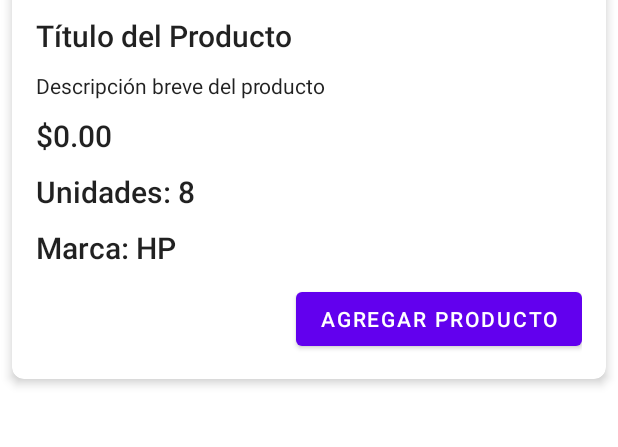
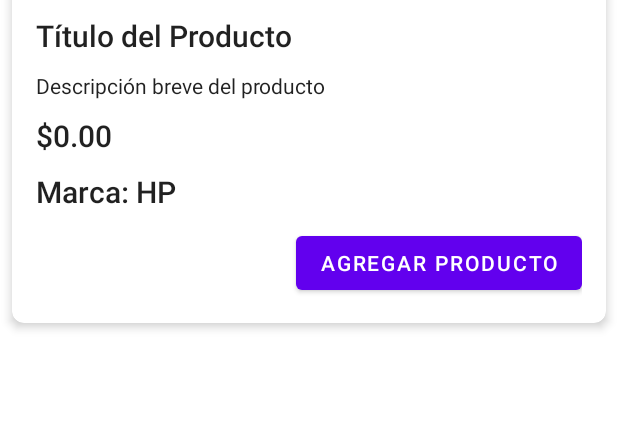
Before and after one commit to andrestejada/tiendaVirtualUcompensar, an Android app: the layout activity_card_product.xml on its own in the app's theme, with its tools: preview values and no code run, on a phone screen of 412 x 824 dp, the part 336-783 px from its top. Run offline under Robolectric (Android 15) with nearby library versions, the phone set to English and light mode, and no system bars.

Commit message:
eliminar unidades disponibles

```diff
--- a/app/src/main/java/com/example/tiendavirtualandroid/LoginActivity.kt
+++ b/app/src/main/java/com/example/tiendavirtualandroid/LoginActivity.kt
@@ -74,7 +74,6 @@ class LoginActivity : AppCompatActivity() {
                         "Authentication failed.",
                         Toast.LENGTH_SHORT,
                     ).show()
-                    //updateUI(null)
                 }
             }
 
--- a/app/src/main/java/com/example/tiendavirtualandroid/adapter/ProductoViewHolder.kt
+++ b/app/src/main/java/com/example/tiendavirtualandroid/adapter/ProductoViewHolder.kt
@@ -25,7 +25,6 @@ class ProductoViewHolder(view: View) : RecyclerView.ViewHolder(view) {
     val description = view.findViewById<TextView>(R.id.product_description)
     val image = view.findViewById<ImageView>(R.id.product_image)
     val precio = view.findViewById<TextView>(R.id.product_price)
-    val unidades = view.findViewById<TextView>(R.id.product_unit)
     val marca = view.findViewById<TextView>(R.id.product_brand)
     val btnAddCart = view.findViewById<Button>(R.id.add_product_button)
     private lateinit var database: DatabaseReference
@@ -38,7 +37,6 @@ class ProductoViewHolder(view: View) : RecyclerView.ViewHolder(view) {
         val format = NumberFormat.getCurrencyInstance()
         format.setMaximumFractionDigits(0);
         precio.text = "Precio: ${format.format(producto.precio)}"
-        unidades.text = "Unidades Disponibles: ${producto.unidades.toString()}"
         marca.text = "Marca: ${producto.marca}"
 
         btnAddCart.setOnClickListener {
--- a/app/src/main/java/com/example/tiendavirtualandroid/adapter/ShoppingCartViewHolder.kt
+++ b/app/src/main/java/com/example/tiendavirtualandroid/adapter/ShoppingCartViewHolder.kt
@@ -18,14 +18,12 @@ class ShoppingCartViewHolder(view: View) :
     private lateinit var database: DatabaseReference
 
     val name = view.findViewById<TextView>(R.id.shopping_title)
-    val unidades = view.findViewById<TextView>(R.id.shopping__quantity)
     val image = view.findViewById<ImageView>(R.id.shopping_image)
     val btnDelte = view.findViewById<Button>(R.id.btnDeleteItem)
     fun render(producto: Producto, user: FirebaseUser, onClickDelete: (Int) -> Unit) {
 
         name.text = producto.titulo;
         Glide.with(image.context).load(producto.imagenUrl).into(image)
-        unidades.text = "Unidades: ${producto.unidades.toString()}"
         btnDelte.setOnClickListener {
             database = Firebase.database.reference
             database.child("shoppingCart").child(user.uid).child(producto.id!!).removeValue()
--- a/app/src/main/res/layout/activity_card_product.xml
+++ b/app/src/main/res/layout/activity_card_product.xml
@@ -22,8 +22,8 @@
             android:id="@+id/product_title"
             android:layout_width="match_parent"
             android:layout_height="wrap_content"
+            android:layout_marginTop="10dp"
             android:text="Título del Producto"
-            android:layout_marginTop="10dp"
             android:textAppearance="@style/TextAppearance.AppCompat.Title" />
 
         <TextView
@@ -43,13 +43,6 @@
             android:text="$0.00"
             android:textAppearance="@style/TextAppearance.AppCompat.Title" />
 
-        <TextView
-            android:id="@+id/product_unit"
-            android:layout_width="match_parent"
-            android:layout_height="wrap_content"
-            android:layout_marginTop="10dp"
-            android:text="Unidades: 8"
-            android:textAppearance="@style/TextAppearance.AppCompat.Title" />
 
         <TextView
             android:id="@+id/product_brand"
--- a/app/src/main/res/layout/activity_login.xml
+++ b/app/src/main/res/layout/activity_login.xml
@@ -28,7 +28,6 @@
         android:layout_height="wrap_content"
         android:hint="Email de usuario"
         android:inputType="textEmailAddress"
-        android:text="andres.tejada@gmail.com"
         android:maxLines="1" />
 
     <EditText
@@ -38,7 +37,6 @@
         android:layout_marginTop="10dp"
         android:hint="Contraseña"
         android:inputType="textPassword"
-        android:text="password"
         android:maxLines="1" />
 
     <Button
--- a/app/src/main/res/layout/activity_registrar.xml
+++ b/app/src/main/res/layout/activity_registrar.xml
@@ -27,13 +27,11 @@
         android:layout_width="match_parent"
         android:layout_height="wrap_content"
         android:hint="Nombre de usuario"
-        android:text="andres.tejada"
         android:inputType="textEmailAddress"
         android:maxLines="1" />
 
     <EditText
         android:id="@+id/email"
-        android:text="andres.tejada@gmail.com"
         android:layout_width="match_parent"
         android:layout_height="wrap_content"
         android:hint="Email de usuario"
@@ -47,7 +45,6 @@
         android:layout_marginTop="10dp"
         android:hint="Contraseña"
         android:inputType="textPassword"
-        android:text="password"
         android:maxLines="1" />
 
     <!-- Botón para iniciar sesión -->
```
Also changed, not shown: app/src/main/res/layout/card_view_shopping_cart.xml (+7 -14 lines).
